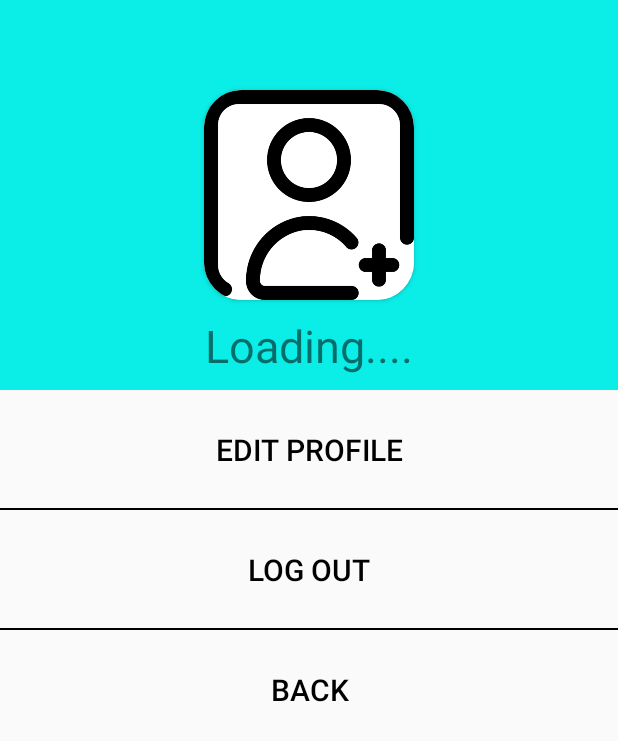
After one commit to vanbinh2000/ApBanSach, an Android app: the ProfileActivity screen opened directly, with no data from a screen before it, on a phone screen of 412 x 824 dp. The commit adds this screen. Shown: the top 741 px of the screen. Run offline under Robolectric (Android 15) with nearby library versions, the phone set to English and light mode, and no system bars; our stand-ins replace Firebase (no records; nobody signed in at launch, a user with empty details on screens opened directly).

Commit message:
profile activity

```diff
--- a/app/src/main/java/tdc/edu/vn/apbansach/LoginActivity.java
+++ b/app/src/main/java/tdc/edu/vn/apbansach/activity/LoginActivity.java
@@ -1,4 +1,4 @@
-package tdc.edu.vn.apbansach;
+package tdc.edu.vn.apbansach.activity;
 
 import androidx.annotation.NonNull;
 import androidx.appcompat.app.AppCompatActivity;
@@ -19,6 +19,8 @@ import com.google.android.gms.tasks.OnCompleteListener;
 import com.google.android.gms.tasks.Task;
 import com.google.firebase.auth.AuthResult;
 import com.google.firebase.auth.FirebaseAuth;
+
+import tdc.edu.vn.apbansach.R;
 
 public class LoginActivity extends AppCompatActivity {
     TextView tvSignUp;
@@ -98,7 +100,7 @@ public class LoginActivity extends AppCompatActivity {
                     finish();
                 }
                 else{
-                    Toast.makeText(LoginActivity.this, "Login successful", Toast.LENGTH_SHORT).show();
+                    Toast.makeText(LoginActivity.this, "Login unsuccessful", Toast.LENGTH_SHORT).show();
                 }
             }
         });
--- /dev/null
+++ b/app/src/main/java/tdc/edu/vn/apbansach/activity/ProfileActivity.java
@@ -0,0 +1,65 @@
+package tdc.edu.vn.apbansach.activity;
+
+import androidx.appcompat.app.AppCompatActivity;
+
+import android.content.Intent;
+import android.content.SharedPreferences;
+import android.os.Bundle;
+import android.view.View;
+import android.widget.Button;
+import android.widget.ImageView;
+import android.widget.TextView;
+
+import com.google.firebase.auth.FirebaseAuth;
+import com.google.firebase.auth.FirebaseUser;
+import com.google.firebase.database.DatabaseReference;
+import com.google.firebase.database.FirebaseDatabase;
+
+import tdc.edu.vn.apbansach.R;
+import tdc.edu.vn.apbansach.fragment.ProfileFragment;
+
+public class ProfileActivity extends AppCompatActivity {
+    private ImageView ivUser;
+    private TextView tvUsername;
+    private Button btnEdit, btnLogout, btnBack;
+    private FirebaseUser user;
+    private DatabaseReference reference;
+    private String userID;
+    public static final String SHARE_PREFS = "sharedPrefs";
+
+    @Override
+    protected void onCreate(Bundle savedInstanceState) {
+        super.onCreate(savedInstanceState);
+        setContentView(R.layout.activity_profile);
+        setControl();
+        setEvent();
+    }
+
+    private void setEvent() {
+        user = FirebaseAuth.getInstance().getCurrentUser();
+        reference = FirebaseDatabase.getInstance().getReference("Users");
+        userID = user.getUid();
+        btnLogout.setOnClickListener(new View.OnClickListener() {
+            @Override
+            public void onClick(View view) {
+                FirebaseAuth.getInstance().signOut();
+                SharedPreferences sharedPreferences = getSharedPreferences(SHARE_PREFS, MODE_PRIVATE);
+                SharedPreferences.Editor editor = sharedPreferences.edit();
+                editor.putString("name", "");
+                editor.apply();
+                Intent i = new Intent(ProfileActivity.this, LoginActivity.class);
+                i.setFlags(i.FLAG_ACTIVITY_NEW_TASK | i.FLAG_ACTIVITY_CLEAR_TASK);
+                startActivity(i);
+                finish();
+            }
+        });
+    }
+
+    private void setControl() {
+        ivUser = findViewById(R.id.ivUserImg);
+        tvUsername = findViewById(R.id.tvUserNameInfo);
+        btnEdit = findViewById(R.id.btnEdit);
+        btnLogout = findViewById(R.id.btnLogout);
+        btnBack = findViewById(R.id.btnBack);
+    }
+}
--- /dev/null
+++ b/app/src/main/res/drawable/borderbottom_button_background.xml
@@ -0,0 +1,9 @@
+<?xml version="1.0" encoding="utf-8"?>
+<layer-list xmlns:android="http://schemas.android.com/apk/res/android">
+    <item android:top="-2dp" android:left="-2dp" android:right="-2dp">
+        <shape android:shape="rectangle">
+            <stroke android:width="1dp" android:color="#000000" />
+            <solid android:color="@android:color/transparent" />
+        </shape>
+    </item>
+</layer-list>
--- a/app/src/main/res/layout/activity_login.xml
+++ b/app/src/main/res/layout/activity_login.xml
@@ -5,7 +5,7 @@
     android:layout_width="match_parent"
     android:layout_height="match_parent"
     android:orientation="vertical"
-    tools:context=".LoginActivity"
+    tools:context=".activity.LoginActivity"
     android:background="@drawable/login_register_background">
 
     <TextView
--- /dev/null
+++ b/app/src/main/res/layout/activity_profile.xml
@@ -0,0 +1,61 @@
+<?xml version="1.0" encoding="utf-8"?>
+<LinearLayout xmlns:android="http://schemas.android.com/apk/res/android"
+    xmlns:app="http://schemas.android.com/apk/res-auto"
+    xmlns:tools="http://schemas.android.com/tools"
+    android:layout_width="match_parent"
+    android:layout_height="match_parent"
+    android:orientation="vertical"
+    tools:context=".activity.ProfileActivity">
+    <RelativeLayout
+        android:layout_width="match_parent"
+        android:layout_height="260dp"
+        android:background="#0bede7">
+        <androidx.cardview.widget.CardView
+            android:id="@+id/cardView"
+            android:layout_width="140dp"
+            android:layout_height="140dp"
+            android:layout_centerInParent="true"
+            app:cardCornerRadius="25dp">
+            <ImageView
+                android:id="@+id/ivUserImg"
+                android:layout_width="140dp"
+                android:layout_height="140dp"
+                android:background="#ffffff"
+                android:src="@drawable/add_photo"/>
+        </androidx.cardview.widget.CardView>
+        <TextView
+            android:id="@+id/tvUserNameInfo"
+            android:layout_width="wrap_content"
+            android:layout_height="wrap_content"
+            android:layout_below="@id/cardView"
+            android:layout_centerHorizontal="true"
+            android:text="Loading...."
+            android:textSize="30dp"
+            android:layout_marginTop="10dp"/>
+
+    </RelativeLayout>
+    <Button
+        android:id="@+id/btnEdit"
+        android:layout_width="match_parent"
+        android:layout_height="80dp"
+        android:background="@drawable/borderbottom_button_background"
+        android:text="edit profile"
+        android:textSize="20sp"
+        android:textColor="@color/black"/>
+    <Button
+        android:id="@+id/btnLogout"
+        android:layout_width="match_parent"
+        android:layout_height="80dp"
+        android:background="@drawable/borderbottom_button_background"
+        android:text="Log out"
+        android:textSize="20sp"
+        android:textColor="@color/black"/>
+    <Button
+        android:id="@+id/btnBack"
+        android:layout_width="match_parent"
+        android:layout_height="80dp"
+        android:background="@android:color/transparent"
+        android:text="back"
+        android:textSize="20sp"
+        android:textColor="@color/black"/>
+</LinearLayout>
--- a/app/src/main/res/layout/activity_register.xml
+++ b/app/src/main/res/layout/activity_register.xml
@@ -6,7 +6,7 @@
     android:layout_height="match_parent"
     android:background="@drawable/login_register_background"
     android:orientation="vertical"
-    tools:context=".RegisterActivity">
+    tools:context=".activity.RegisterActivity">
 
     <TextView
         android:layout_width="wrap_content"
```
Also changed, not shown: app/src/main/AndroidManifest.xml (+11 -3 lines), app/src/main/java/tdc/edu/vn/apbansach/MainActivity.java (deleted, +0 -49 lines), app/src/main/java/tdc/edu/vn/apbansach/activity/MainActivity.java (added, +42 -0 lines), app/src/main/java/tdc/edu/vn/apbansach/activity/RegisterActivity.java (renamed from app/src/main/java/tdc/edu/vn/apbansach/RegisterActivity.java, +3 -5 lines), app/src/main/java/tdc/edu/vn/apbansach/fragment/ProfileFragment.java (+19 -12 lines), app/src/main/res/layout/activity_main.xml (+8 -20 lines), app/src/main/res/layout/fragment_profile.xml (+72 -4 lines), app/src/main/res/drawable/add_photo.png (added).
